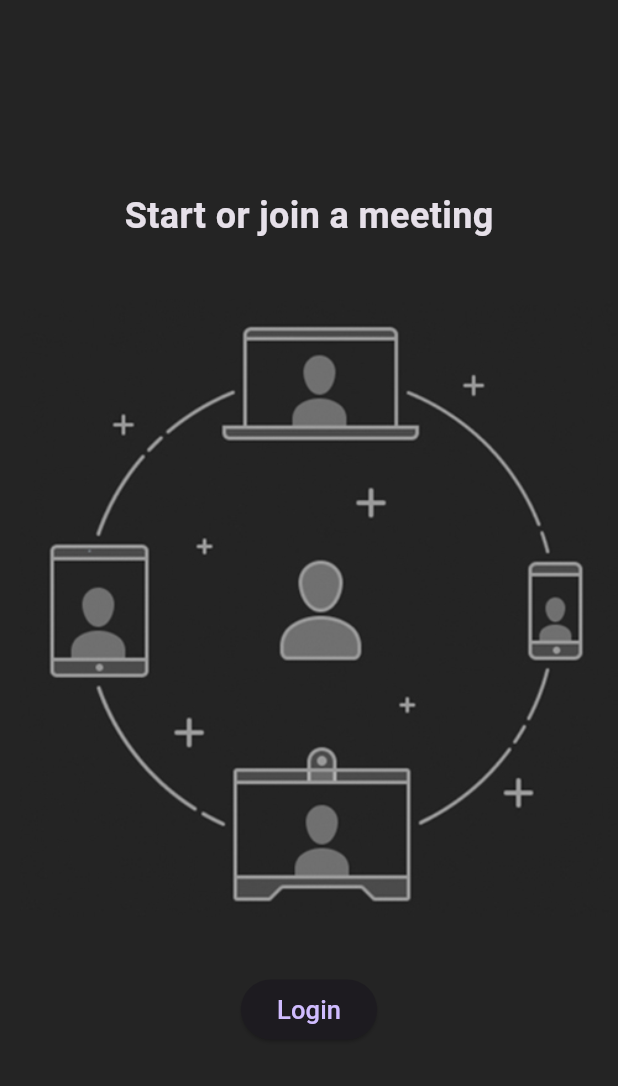
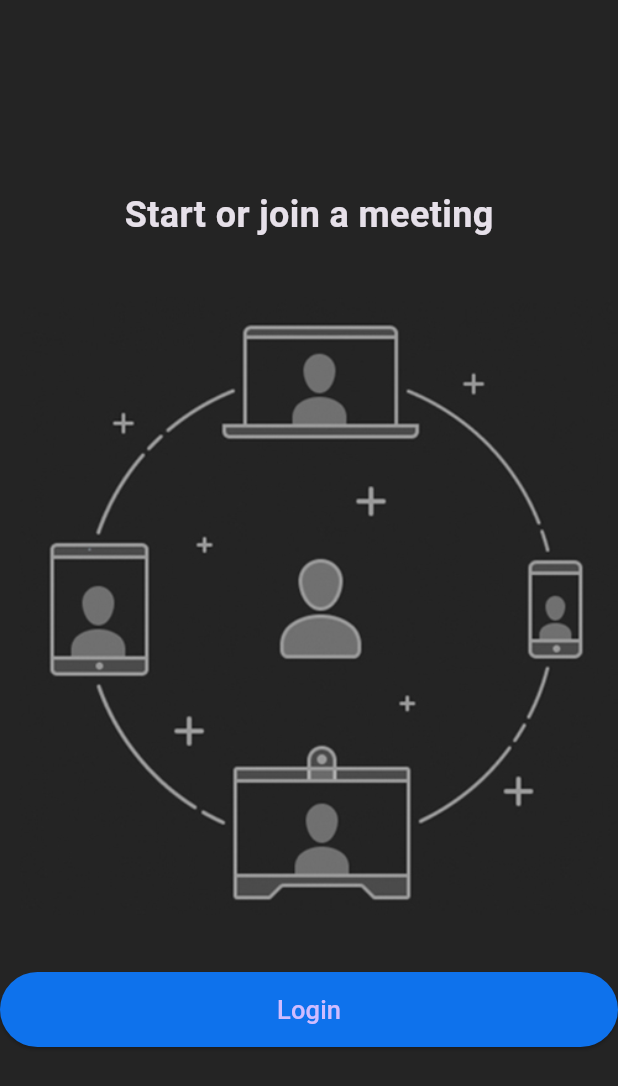
Before and after one commit to kanishkadz/zoom_clone, a Flutter app: the screen it shows after launch, on a phone screen of 412 x 824 dp. Shown: the top 1086 px of the screen. Run offline on Flutter 3.47's test engine with Material 3 defaults, Android fonts, the phone set to English and light mode, and no system bars.

Commit message:
Update custom_button.dart

```diff
--- a/lib/widgets/custom_button.dart
+++ b/lib/widgets/custom_button.dart
@@ -1,4 +1,5 @@
 import 'package:flutter/material.dart';
+import 'package:zoom/utils/colors.dart';
 
 class CustomButton extends StatelessWidget {
   final String text;
@@ -9,6 +10,10 @@ class CustomButton extends StatelessWidget {
     return ElevatedButton(
         onPressed: (){},
         child: Text(text, style: TextStyle(fontSize: 17,)),
+        style: ElevatedButton.styleFrom(
+          backgroundColor: buttonColor,
+          minimumSize: const Size(double.infinity, 50),
+        ),
     );
   }
 }
```
